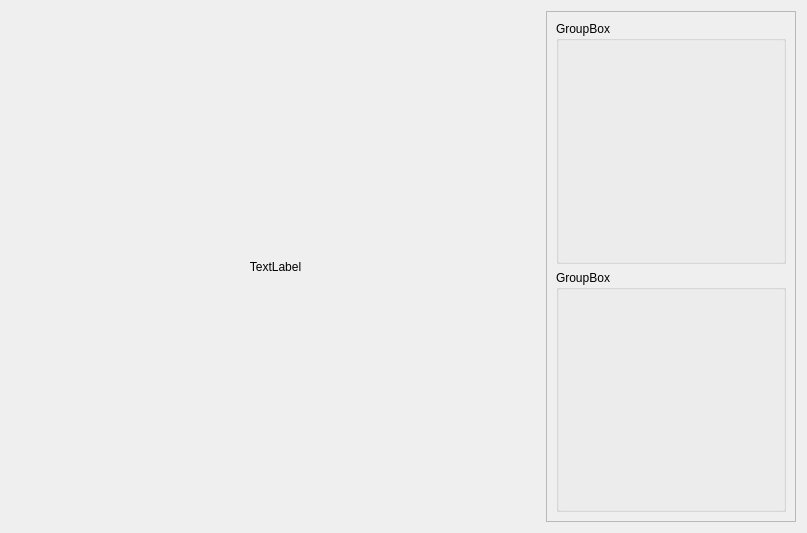
The window that measuringinterface.ui (JustasBart/DigitalInspectionAndMeasurement) describes before a commit, drawn with Qt 5.
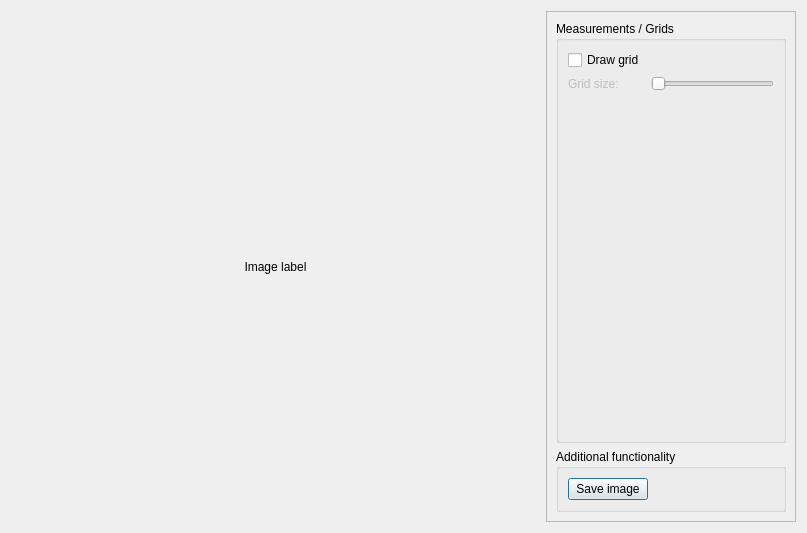
The same window after the commit.

Commit message: Added Grid | Tidied up the GUI | Renamed a couple of files

```diff
--- a/measuringinterface.ui
+++ b/measuringinterface.ui
@@ -29,7 +29,7 @@
       </size>
      </property>
      <property name="text">
-      <string>TextLabel</string>
+      <string>Image label</string>
      </property>
      <property name="scaledContents">
       <bool>true</bool>
@@ -63,15 +63,71 @@
       <item row="0" column="0">
        <widget class="QGroupBox" name="groupBox">
         <property name="title">
-         <string>GroupBox</string>
+         <string>Measurements / Grids</string>
         </property>
+        <layout class="QFormLayout" name="formLayout">
+         <item row="0" column="0">
+          <widget class="QCheckBox" name="drawGridCheckbox">
+           <property name="text">
+            <string>Draw grid</string>
+           </property>
+          </widget>
+         </item>
+         <item row="1" column="0">
+          <widget class="QLabel" name="gridSizeLabel">
+           <property name="enabled">
+            <bool>false</bool>
+           </property>
+           <property name="text">
+            <string>Grid size:</string>
+           </property>
+          </widget>
+         </item>
+         <item row="1" column="1">
+          <widget class="QSlider" name="gridSlider">
+           <property name="enabled">
+            <bool>false</bool>
+           </property>
+           <property name="minimum">
+            <number>10</number>
+           </property>
+           <property name="maximum">
+            <number>100</number>
+           </property>
+           <property name="orientation">
+            <enum>Qt::Horizontal</enum>
+           </property>
+          </widget>
+         </item>
+        </layout>
        </widget>
       </item>
       <item row="1" column="0">
-       <widget class="QGroupBox" name="groupBox_2">
+       <widget class="QGroupBox" name="additionalFuncGroup">
+        <property name="sizePolicy">
+         <sizepolicy hsizetype="Preferred" vsizetype="Maximum">
+          <horstretch>0</horstretch>
+          <verstretch>0</verstretch>
+         </sizepolicy>
+        </property>
         <property name="title">
-         <string>GroupBox</string>
+         <string>Additional functionality</string>
         </property>
+        <layout class="QFormLayout" name="formLayout_2">
+         <item row="0" column="0">
+          <widget class="QPushButton" name="saveImageButton">
+           <property name="sizePolicy">
+            <sizepolicy hsizetype="Maximum" vsizetype="Fixed">
+             <horstretch>0</horstretch>
+             <verstretch>0</verstretch>
+            </sizepolicy>
+           </property>
+           <property name="text">
+            <string>Save image</string>
+           </property>
+          </widget>
+         </item>
+        </layout>
        </widget>
       </item>
      </layout>
```
Left out of the diff: 2 changed lines with no effect on the pictures. The commit also changes 17 other files.
